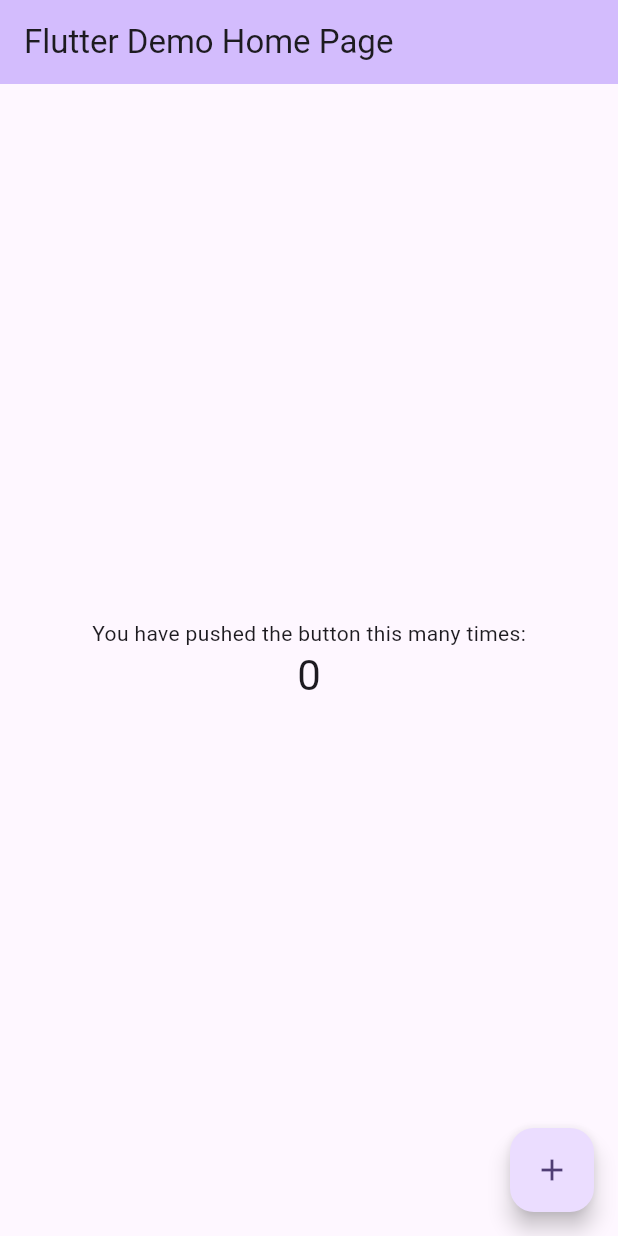
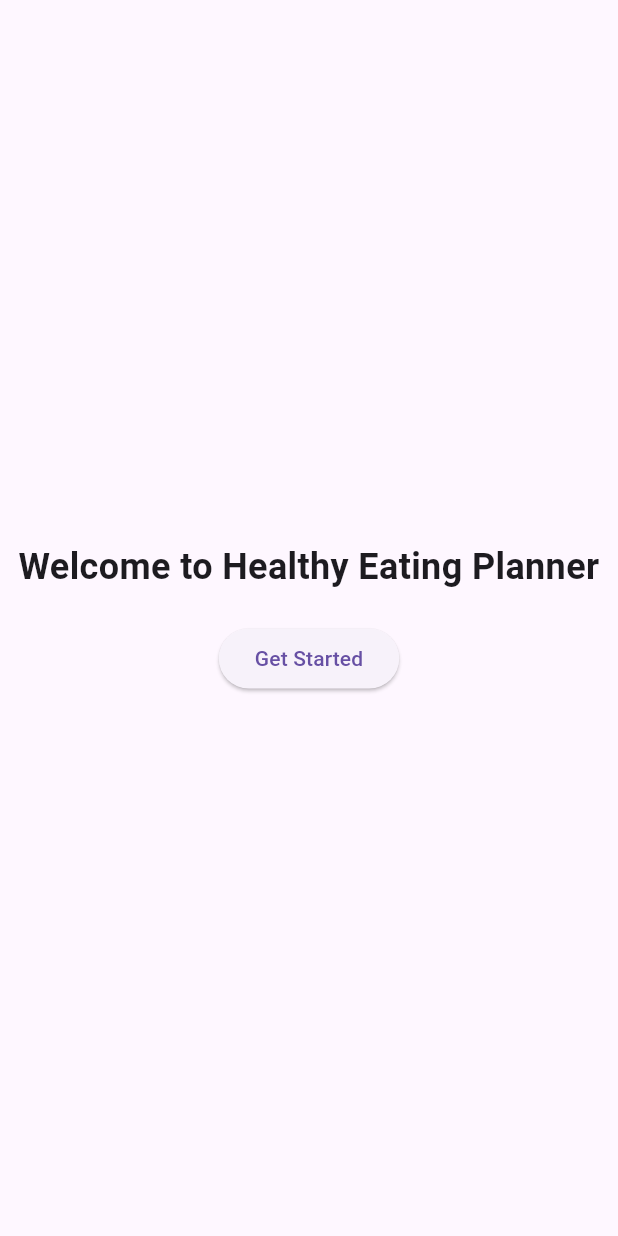
Before and after one commit to hardytee1/eating_healthy, a Flutter app: the screen it shows after launch, on a phone screen of 412 x 824 dp. Run offline on Flutter 3.47's test engine with Material 3 defaults, Android fonts, the phone set to English and light mode, and no system bars.

Commit message:
Make a basic fe

```diff
--- a/lib/main.dart
+++ b/lib/main.dart
@@ -1,125 +1,137 @@
 import 'package:flutter/material.dart';
+import 'screens/welcome_page.dart';
 
 void main() {
-  runApp(const MyApp());
+  runApp(HealthyEatingPlannerApp());
 }
 
-class MyApp extends StatelessWidget {
-  const MyApp({super.key});
-
-  // This widget is the root of your application.
+class HealthyEatingPlannerApp extends StatelessWidget {
   @override
   Widget build(BuildContext context) {
     return MaterialApp(
-      title: 'Flutter Demo',
-      theme: ThemeData(
-        // This is the theme of your application.
-        //
-        // TRY THIS: Try running your application with "flutter run". You'll see
-        // the application has a purple toolbar. Then, without quitting the app,
-        // try changing the seedColor in the colorScheme below to Colors.green
-        // and then invoke "hot reload" (save your changes or press the "hot
-        // reload" button in a Flutter-supported IDE, or press "r" if you used
-        // the command line to start the app).
-        //
-        // Notice that the counter didn't reset back to zero; the application
-        // state is not lost during the reload. To reset the state, use hot
-        // restart instead.
-        //
-        // This works for code too, not just values: Most code changes can be
-        // tested with just a hot reload.
-        colorScheme: ColorScheme.fromSeed(seedColor: Colors.deepPurple),
-        useMaterial3: true,
-      ),
-      home: const MyHomePage(title: 'Flutter Demo Home Page'),
+      title: 'Healthy Eating Planner',
+      theme: ThemeData(primarySwatch: Colors.green),
+      home: WelcomePage(),
     );
   }
 }
 
-class MyHomePage extends StatefulWidget {
-  const MyHomePage({super.key, required this.title});
-
-  // This widget is the home page of your application. It is stateful, meaning
-  // that it has a State object (defined below) that contains fields that affect
-  // how it looks.
-
-  // This class is the configuration for the state. It holds the values (in this
-  // case the title) provided by the parent (in this case the App widget) and
-  // used by the build method of the State. Fields in a Widget subclass are
-  // always marked "final".
-
-  final String title;
-
-  @override
-  State<MyHomePage> createState() => _MyHomePageState();
-}
-
-class _MyHomePageState extends State<MyHomePage> {
-  int _counter = 0;
-
-  void _incrementCounter() {
-    setState(() {
-      // This call to setState tells the Flutter framework that something has
-      // changed in this State, which causes it to rerun the build method below
-      // so that the display can reflect the updated values. If we changed
-      // _counter without calling setState(), then the build method would not be
-      // called again, and so nothing would appear to happen.
-      _counter++;
-    });
-  }
-
-  @override
-  Widget build(BuildContext context) {
-    // This method is rerun every time setState is called, for instance as done
-    // by the _incrementCounter method above.
-    //
-    // The Flutter framework has been optimized to make rerunning build methods
-    // fast, so that you can just rebuild anything that needs updating rather
-    // than having to individually change instances of widgets.
-    return Scaffold(
-      appBar: AppBar(
-        // TRY THIS: Try changing the color here to a specific color (to
-        // Colors.amber, perhaps?) and trigger a hot reload to see the AppBar
-        // change color while the other colors stay the same.
-        backgroundColor: Theme.of(context).colorScheme.inversePrimary,
-        // Here we take the value from the MyHomePage object that was created by
-        // the App.build method, and use it to set our appbar title.
-        title: Text(widget.title),
-      ),
-      body: Center(
-        // Center is a layout widget. It takes a single child and positions it
-        // in the middle of the parent.
-        child: Column(
-          // Column is also a layout widget. It takes a list of children and
-          // arranges them vertically. By default, it sizes itself to fit its
-          // children horizontally, and tries to be as tall as its parent.
-          //
-          // Column has various properties to control how it sizes itself and
-          // how it positions its children. Here we use mainAxisAlignment to
-          // center the children vertically; the main axis here is the vertical
-          // axis because Columns are vertical (the cross axis would be
-          // horizontal).
-          //
-          // TRY THIS: Invoke "debug painting" (choose the "Toggle Debug Paint"
-          // action in the IDE, or press "p" in the console), to see the
-          // wireframe for each widget.
-          mainAxisAlignment: MainAxisAlignment.center,
-          children: <Widget>[
-            const Text(
-              'You have pushed the button this many times:',
-            ),
-            Text(
-              '$_counter',
-              style: Theme.of(context).textTheme.headlineMedium,
-            ),
-          ],
-        ),
-      ),
-      floatingActionButton: FloatingActionButton(
-        onPressed: _incrementCounter,
-        tooltip: 'Increment',
-        child: const Icon(Icons.add),
-      ), // This trailing comma makes auto-formatting nicer for build methods.
-    );
-  }
-}
+// class MyApp extends StatelessWidget {
+//   const MyApp({super.key});
+//
+//   // This widget is the root of your application.
+//   @override
+//   Widget build(BuildContext context) {
+//     return MaterialApp(
+//       title: 'Flutter Demo',
+//       theme: ThemeData(
+//         // This is the theme of your application.
+//         //
+//         // TRY THIS: Try running your application with "flutter run". You'll see
+//         // the application has a purple toolbar. Then, without quitting the app,
+//         // try changing the seedColor in the colorScheme below to Colors.green
+//         // and then invoke "hot reload" (save your changes or press the "hot
+//         // reload" button in a Flutter-supported IDE, or press "r" if you used
+//         // the command line to start the app).
+//         //
+//         // Notice that the counter didn't reset back to zero; the application
+//         // state is not lost during the reload. To reset the state, use hot
+//         // restart instead.
+//         //
+//         // This works for code too, not just values: Most code changes can be
+//         // tested with just a hot reload.
+//         colorScheme: ColorScheme.fromSeed(seedColor: Colors.deepPurple),
+//         useMaterial3: true,
+//       ),
+//       home: const MyHomePage(title: 'Eating Healthy'),
+//     );
+//   }
+// }
+//
+// class MyHomePage extends StatefulWidget {
+//   const MyHomePage({super.key, required this.title});
+//
+//   // This widget is the home page of your application. It is stateful, meaning
+//   // that it has a State object (defined below) that contains fields that affect
+//   // how it looks.
+//
+//   // This class is the configuration for the state. It holds the values (in this
+//   // case the title) provided by the parent (in this case the App widget) and
+//   // used by the build method of the State. Fields in a Widget subclass are
+//   // always marked "final".
+//
+//   final String title;
+//
+//   @override
+//   State<MyHomePage> createState() => _MyHomePageState();
+// }
+//
+// class _MyHomePageState extends State<MyHomePage> {
+//   int _counter = 0;
+//
+//   void _incrementCounter() {
+//     setState(() {
+//       // This call to setState tells the Flutter framework that something has
+//       // changed in this State, which causes it to rerun the build method below
+//       // so that the display can reflect the updated values. If we changed
+//       // _counter without calling setState(), then the build method would not be
+//       // called again, and so nothing would appear to happen.
+//       _counter++;
+//     });
+//   }
+//
+//   @override
+//   Widget build(BuildContext context) {
+//     // This method is rerun every time setState is called, for instance as done
+//     // by the _incrementCounter method above.
+//     //
+//     // The Flutter framework has been optimized to make rerunning build methods
+//     // fast, so that you can just rebuild anything that needs updating rather
+//     // than having to individually change instances of widgets.
+//     return Scaffold(
+//       appBar: AppBar(
+//         // TRY THIS: Try changing the color here to a specific color (to
+//         // Colors.amber, perhaps?) and trigger a hot reload to see the AppBar
+//         // change color while the other colors stay the same.
+//         backgroundColor: Theme.of(context).colorScheme.inversePrimary,
+//         // Here we take the value from the MyHomePage object that was created by
+//         // the App.build method, and use it to set our appbar title.
+//         title: Text(widget.title),
+//       ),
+//       body: Center(
+//         // Center is a layout widget. It takes a single child and positions it
+//         // in the middle of the parent.
+//         child: Column(
+//           // Column is also a layout widget. It takes a list of children and
+//           // arranges them vertically. By default, it sizes itself to fit its
+//           // children horizontally, and tries to be as tall as its parent.
+//           //
+//           // Column has various properties to control how it sizes itself and
+//           // how it positions its children. Here we use mainAxisAlignment to
+//           // center the children vertically; the main axis here is the vertical
+//           // axis because Columns are vertical (the cross axis would be
+//           // horizontal).
+//           //
+//           // TRY THIS: Invoke "debug painting" (choose the "Toggle Debug Paint"
+//           // action in the IDE, or press "p" in the console), to see the
+//           // wireframe for each widget.
+//           mainAxisAlignment: MainAxisAlignment.center,
+//           children: <Widget>[
+//             const Text(
+//               'You have pushed the button this many times:',
+//             ),
+//             Text(
+//               '$_counter',
+//               style: Theme.of(context).textTheme.headlineMedium,
+//             ),
+//           ],
+//         ),
+//       ),
+//       floatingActionButton: FloatingActionButton(
+//         onPressed: _incrementCounter,
+//         tooltip: 'Increment',
+//         child: const Icon(Icons.add),
+//       ), // This trailing comma makes auto-formatting nicer for build methods.
+//     );
+//   }
+// }
--- /dev/null
+++ b/lib/screens/welcome_page.dart
@@ -0,0 +1,32 @@
+import 'package:flutter/material.dart';
+import 'preferences_page.dart';
+
+class WelcomePage extends StatelessWidget {
+  @override
+  Widget build(BuildContext context) {
+    return Scaffold(
+      body: Center(
+        child: Column(
+          mainAxisAlignment: MainAxisAlignment.center,
+          children: [
+            Text(
+              'Welcome to Healthy Eating Planner',
+              style: TextStyle(fontSize: 24, fontWeight: FontWeight.bold),
+              textAlign: TextAlign.center,
+            ),
+            SizedBox(height: 20),
+            ElevatedButton(
+              onPressed: () {
+                Navigator.push(
+                  context,
+                  MaterialPageRoute(builder: (context) => PreferencesPage()),
+                );
+              },
+              child: Text('Get Started'),
+            ),
+          ],
+        ),
+      ),
+    );
+  }
+}
--- a/pubspec.yaml
+++ b/pubspec.yaml
@@ -28,6 +28,8 @@ environment:
 # the latest version available on pub.dev. To see which dependencies have newer
 # versions available, run `flutter pub outdated`.
 dependencies:
+  firebase_core: ^2.14.0
+  firebase_auth: ^4.8.0
   flutter:
     sdk: flutter
 
```
Also changed, not shown: lib/models/user_data.dart (added, +7 -0 lines), lib/screens/dashboard_page.dart (added, +37 -0 lines), lib/utils/meal_data.dart (added, +13 -0 lines), pubspec.lock, 5 other files.
